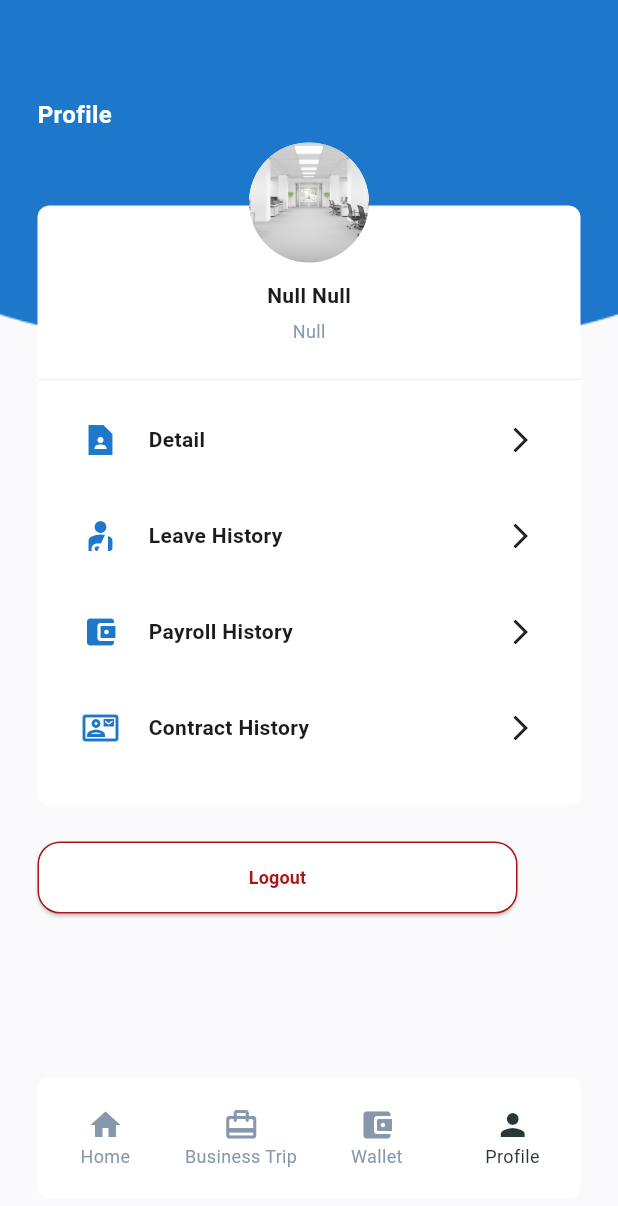
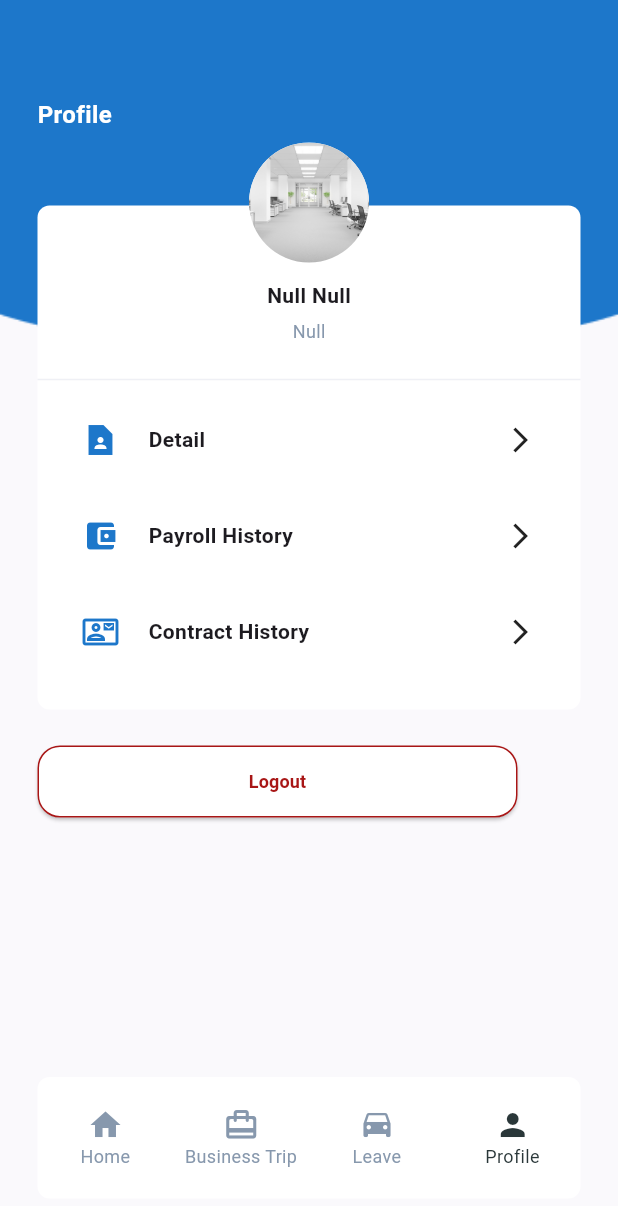
Before and after one commit to wildanarkan/magang_flutter, a Flutter app: the NavigatorPage screen opened directly, after a tap on "Go To Profile", on a phone screen of 412 x 824 dp. Shown: the top 1206 px of the screen. Run offline on Flutter 3.47's test engine with Material 3 defaults, Android fonts, the phone set to English and light mode, and no system bars; our stand-ins replace dotted_border, get, get_storage, image_picker; accounts and stored records are empty; network calls fail.

Commit message:
refactor : Navigation bar

```diff
--- a/lib/controllers/navigator_page_controllers.dart
+++ b/lib/controllers/navigator_page_controllers.dart
@@ -5,9 +5,9 @@ import 'package:get/get.dart';
 import 'package:get_storage/get_storage.dart';
 import 'package:http/http.dart' as http;
 import 'package:magang_flutter/common/urls.dart';
-import 'package:magang_flutter/pages/balance_sheet_page.dart';
 import 'package:magang_flutter/pages/business_trip_page.dart';
 import 'package:magang_flutter/pages/home_page.dart';
+import 'package:magang_flutter/pages/leave_history_page.dart';
 import 'package:magang_flutter/pages/profile_page.dart';
 
 class NavigatorPageControllers extends GetxController {
@@ -109,7 +109,7 @@ class NavigatorPageControllers extends GetxController {
   List<Widget> page = [
     const HomePage(),
     const BusinessTripPage(),
-    const BalanceSheetPage(),
+    const LeaveHistoryPage(),
     const ProfilePage(),
   ].obs;
 
--- a/lib/pages/leave_history_page.dart
+++ b/lib/pages/leave_history_page.dart
@@ -12,16 +12,16 @@ class LeaveHistoryPage extends StatelessWidget {
 
   @override
   Widget build(BuildContext context) {
-    return  Scaffold(
+    return Scaffold(
       appBar: const BuildTestAppbar(
-        title: 'Leave'),
+          paddingTitle: EdgeInsets.only(left: 20), title: 'Leave'),
       body: Column(
         children: [
           BuildRowicon(
             icon: Icons.task,
             title: 'Approval',
             iconColor: AppColor.primary,
-              onTap: (){
+            onTap: () {
               Navigator.push(
                 context,
                 MaterialPageRoute(
@@ -34,38 +34,41 @@ class LeaveHistoryPage extends StatelessWidget {
             icon: Icons.task_alt,
             iconColor: AppColor.primary,
             title: 'Make Leave Application',
-              onTap: (){
+            onTap: () {
               Navigator.push(
                 context,
                 MaterialPageRoute(
                   builder: (context) => const AskLeavePage(),
                 ),
               );
-              }, ),
+            },
+          ),
           BuildRowicon(
             icon: Icons.people_alt,
             iconColor: AppColor.primary,
             title: 'Employee Leave History',
-              onTap: (){
+            onTap: () {
               Navigator.push(
                 context,
                 MaterialPageRoute(
                   builder: (context) => const EmployeeLeaveHistoryPage(),
                 ),
               );
-              }, ),
+            },
+          ),
           BuildRowicon(
             icon: Icons.person,
             iconColor: AppColor.primary,
             title: 'Personal Leave History',
-              onTap: (){
+            onTap: () {
               Navigator.push(
                 context,
                 MaterialPageRoute(
                   builder: (context) => const PersonalLeaveHistoryPage(),
                 ),
               );
-              }, ),
+            },
+          ),
         ],
       ),
     );
--- a/lib/pages/navigator_page.dart
+++ b/lib/pages/navigator_page.dart
@@ -52,8 +52,8 @@ class NavigatorPage extends StatelessWidget {
                     iconPage: Icons.card_travel_rounded,
                     title: 'Business Trip'),
                 FABBottomAppBarItem(
-                    iconPage: Icons.account_balance_wallet_rounded,
-                    title: 'Wallet'),
+                    iconPage: Icons.time_to_leave,
+                    title: 'Leave'),
                 FABBottomAppBarItem(iconPage: Icons.person, title: 'Profile'),
               ],
             ),
--- a/lib/pages/profile_page.dart
+++ b/lib/pages/profile_page.dart
@@ -4,7 +4,6 @@ import 'package:magang_flutter/common/app_color.dart';
 import 'package:magang_flutter/controllers/login_page_controller.dart';
 import 'package:magang_flutter/controllers/navigator_page_controllers.dart';
 import 'package:magang_flutter/pages/contract_history_page.dart';
-import 'package:magang_flutter/pages/leave_history_page.dart';
 import 'package:magang_flutter/pages/payroll_history_page.dart';
 import 'package:magang_flutter/pages/profile_detail_page.dart';
 import 'package:magang_flutter/widgets/build_button.dart';
@@ -101,20 +100,20 @@ class ProfilePage extends StatelessWidget {
                                   );
                                 },
                               ),
-                              BuildRowicon(
-                                icon: Icons.personal_injury_sharp,
-                                iconColor: AppColor.primary,
-                                title: 'Leave History',
-                                onTap: () {
-                                  Navigator.push(
-                                    context,
-                                    MaterialPageRoute(
-                                      builder: (context) =>
-                                          const LeaveHistoryPage(),
-                                    ),
-                                  );
-                                },
-                              ),
+                              // BuildRowicon(
+                              //   icon: Icons.personal_injury_sharp,
+                              //   iconColor: AppColor.primary,
+                              //   title: 'Leave History',
+                              //   onTap: () {
+                              //     Navigator.push(
+                              //       context,
+                              //       MaterialPageRoute(
+                              //         builder: (context) =>
+                              //             const LeaveHistoryPage(),
+                              //       ),
+                              //     );
+                              //   },
+                              // ),
                               BuildRowicon(
                                 icon: Icons.account_balance_wallet,
                                 iconColor: AppColor.primary,
```
Lines whose indentation alone changed are shown as unchanged.
